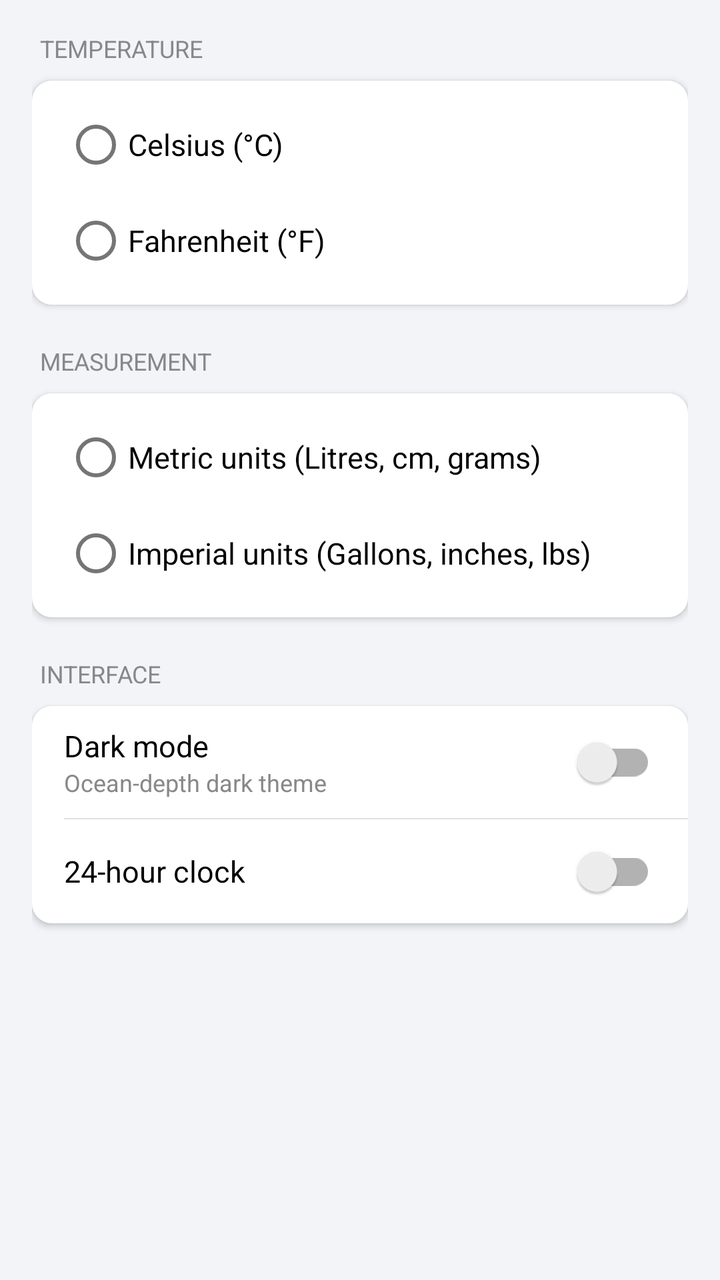
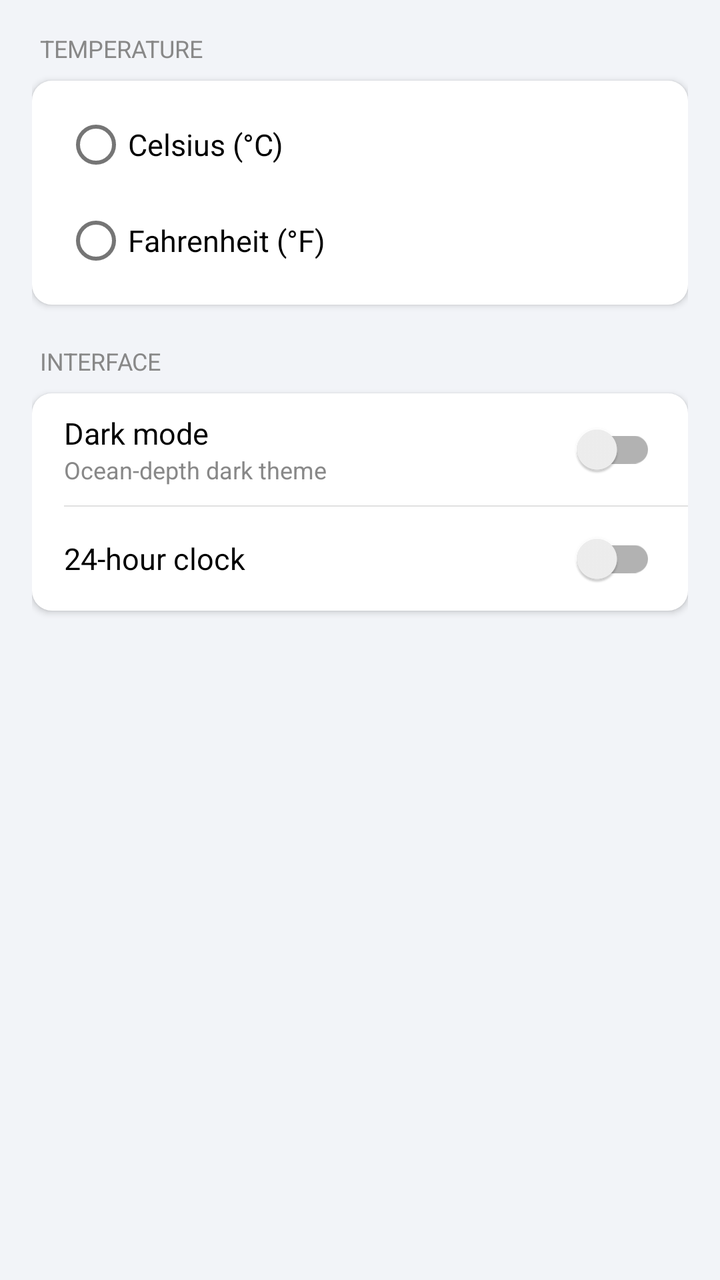

Screens rendered from an Android XML layout before and after an edit, with the pre-edit source and the edit as a unified diff.
<!-- AndroidManifest.xml: application theme Theme.AquaSense -->
<!-- res/layout/fragment_display_units.xml -->
<?xml version="1.0" encoding="utf-8"?>
<ScrollView xmlns:android="http://schemas.android.com/apk/res/android"
    android:layout_width="match_parent"
    android:layout_height="match_parent"
    android:background="@color/background">

    <LinearLayout
        android:layout_width="match_parent"
        android:layout_height="wrap_content"
        android:orientation="vertical"
        android:padding="16dp">

        
        <TextView
            android:layout_width="wrap_content"
            android:layout_height="wrap_content"
            android:layout_marginBottom="8dp"
            android:layout_marginStart="4dp"
            android:text="@string/section_temperature"
            android:textAllCaps="true"
            android:textColor="@color/text_secondary"
            android:textSize="12sp" />

        <LinearLayout
            android:layout_width="match_parent"
            android:layout_height="wrap_content"
            android:layout_marginBottom="20dp"
            android:background="@drawable/bg_settings_card"
            android:elevation="2dp"
            android:orientation="vertical"
            android:paddingStart="16dp"
            android:paddingEnd="16dp"
            android:paddingTop="8dp"
            android:paddingBottom="8dp">

            <RadioGroup
                android:id="@+id/rgTempUnit"
                android:layout_width="match_parent"
                android:layout_height="wrap_content"
                android:orientation="vertical">

                <RadioButton
                    android:id="@+id/rbCelsius"
                    android:layout_width="match_parent"
                    android:layout_height="48dp"
                    android:gravity="center_vertical"
                    android:text="@string/celsius"
                    android:textColor="@color/text_primary"
                    android:textSize="15sp" />

                <RadioButton
                    android:id="@+id/rbFahrenheit"
                    android:layout_width="match_parent"
                    android:layout_height="48dp"
                    android:gravity="center_vertical"
                    android:text="@string/fahrenheit"
                    android:textColor="@color/text_primary"
                    android:textSize="15sp" />

            </RadioGroup>

        </LinearLayout>

        
        <TextView
            android:layout_width="wrap_content"
            android:layout_height="wrap_content"
            android:layout_marginBottom="8dp"
            android:layout_marginStart="4dp"
            android:text="@string/section_measurement"
            android:textAllCaps="true"
            android:textColor="@color/text_secondary"
            android:textSize="12sp" />

        <LinearLayout
            android:layout_width="match_parent"
            android:layout_height="wrap_content"
            android:layout_marginBottom="20dp"
            android:background="@drawable/bg_settings_card"
            android:elevation="2dp"
            android:orientation="vertical"
            android:paddingStart="16dp"
            android:paddingEnd="16dp"
            android:paddingTop="8dp"
            android:paddingBottom="8dp">

            <RadioGroup
                android:id="@+id/rgMeasurement"
                android:layout_width="match_parent"
                android:layout_height="wrap_content"
                android:orientation="vertical">

                <RadioButton
                    android:id="@+id/rbMetric"
                    android:layout_width="match_parent"
                    android:layout_height="wrap_content"
                    android:gravity="center_vertical"
                    android:minHeight="48dp"
                    android:text="@string/metric_units"
                    android:textColor="@color/text_primary"
                    android:textSize="15sp" />

                <RadioButton
                    android:id="@+id/rbImperial"
                    android:layout_width="match_parent"
                    android:layout_height="wrap_content"
                    android:gravity="center_vertical"
                    android:minHeight="48dp"
                    android:text="@string/imperial_units"
                    android:textColor="@color/text_primary"
                    android:textSize="15sp" />

            </RadioGroup>

        </LinearLayout>

        
        <TextView
            android:layout_width="wrap_content"
            android:layout_height="wrap_content"
            android:layout_marginBottom="8dp"
            android:layout_marginStart="4dp"
            android:text="@string/section_interface"
            android:textAllCaps="true"
            android:textColor="@color/text_secondary"
            android:textSize="12sp" />

        <LinearLayout
            android:layout_width="match_parent"
            android:layout_height="wrap_content"
            android:layout_marginBottom="20dp"
            android:background="@drawable/bg_settings_card"
            android:elevation="2dp"
            android:orientation="vertical">

            
            <LinearLayout
                android:layout_width="match_parent"
                android:layout_height="56dp"
                android:gravity="center_vertical"
                android:orientation="horizontal"
                android:paddingStart="16dp"
                android:paddingEnd="16dp">

                <LinearLayout
                    android:layout_width="0dp"
                    android:layout_height="wrap_content"
                    android:layout_weight="1"
                    android:orientation="vertical">

                    <TextView
                        android:layout_width="wrap_content"
                        android:layout_height="wrap_content"
                        android:text="@string/dark_mode"
                        android:textColor="@color/text_primary"
                        android:textSize="15sp" />

                    <TextView
                        android:layout_width="wrap_content"
                        android:layout_height="wrap_content"
                        android:text="@string/dark_mode_desc"
                        android:textColor="@color/text_secondary"
                        android:textSize="12sp" />

                </LinearLayout>

                <androidx.appcompat.widget.SwitchCompat
                    android:id="@+id/switchDarkMode"
                    android:layout_width="wrap_content"
                    android:layout_height="wrap_content" />

            </LinearLayout>

            <View
                android:layout_width="match_parent"
                android:layout_height="0.5dp"
                android:layout_marginStart="16dp"
                android:background="@color/divider" />

            
            <LinearLayout
                android:layout_width="match_parent"
                android:layout_height="52dp"
                android:gravity="center_vertical"
                android:orientation="horizontal"
                android:paddingStart="16dp"
                android:paddingEnd="16dp">

                <TextView
                    android:layout_width="0dp"
                    android:layout_height="wrap_content"
                    android:layout_weight="1"
                    android:text="@string/twenty_four_hour_clock"
                    android:textColor="@color/text_primary"
                    android:textSize="15sp" />

                <androidx.appcompat.widget.SwitchCompat
                    android:id="@+id/switch24HourClock"
                    android:layout_width="wrap_content"
                    android:layout_height="wrap_content" />

            </LinearLayout>

        </LinearLayout>

    </LinearLayout>

</ScrollView>
<!-- resources referenced by this layout -->
<resources>
  <color name="background">#FFF2F4F8</color>
  <color name="divider">#FFE0E0E0</color>
  <color name="text_primary">#FF000000</color>
  <color name="text_secondary">#FF888888</color>
  <!-- drawable bg_settings_card (drawable) -->
  <?xml version="1.0" encoding="utf-8"?>
  <shape xmlns:android="http://schemas.android.com/apk/res/android"
      android:shape="rectangle">
      <solid android:color="@color/card_background" />
      <corners android:radius="10dp" />
  </shape>
  <string name="celsius">Celsius (°C)</string>
  <string name="dark_mode">Dark mode</string>
  <string name="dark_mode_desc">Ocean-depth dark theme</string>
  <string name="fahrenheit">Fahrenheit (°F)</string>
  <string name="imperial_units">Imperial units  (Gallons, inches, lbs)</string>
  <string name="metric_units">Metric units  (Litres, cm, grams)</string>
  <string name="section_interface">INTERFACE</string>
  <string name="section_measurement">MEASUREMENT</string>
  <string name="section_temperature">TEMPERATURE</string>
  <string name="twenty_four_hour_clock">24-hour clock</string>
  <style name="Theme.AquaSense" parent="Theme.MaterialComponents.DayNight.NoActionBar" />
  <color name="card_background">#FFFFFFFF</color>
</resources>

<!-- the commit's change to res/layout/fragment_display_units.xml (unified diff, before → after) -->
@@ -54,59 +54,6 @@
                     android:layout_height="48dp"
                     android:gravity="center_vertical"
                     android:text="@string/fahrenheit"
-                    android:textColor="@color/text_primary"
-                    android:textSize="15sp" />
-
-            </RadioGroup>
-
-        </LinearLayout>
-
-        
-        <TextView
-            android:layout_width="wrap_content"
-            android:layout_height="wrap_content"
-            android:layout_marginBottom="8dp"
-            android:layout_marginStart="4dp"
-            android:text="@string/section_measurement"
-            android:textAllCaps="true"
-            android:textColor="@color/text_secondary"
-            android:textSize="12sp" />
-
-        <LinearLayout
-            android:layout_width="match_parent"
-            android:layout_height="wrap_content"
-            android:layout_marginBottom="20dp"
-            android:background="@drawable/bg_settings_card"
-            android:elevation="2dp"
-            android:orientation="vertical"
-            android:paddingStart="16dp"
-            android:paddingEnd="16dp"
-            android:paddingTop="8dp"
-            android:paddingBottom="8dp">
-
-            <RadioGroup
-                android:id="@+id/rgMeasurement"
-                android:layout_width="match_parent"
-                android:layout_height="wrap_content"
-                android:orientation="vertical">
-
-                <RadioButton
-                    android:id="@+id/rbMetric"
-                    android:layout_width="match_parent"
-                    android:layout_height="wrap_content"
-                    android:gravity="center_vertical"
-                    android:minHeight="48dp"
-                    android:text="@string/metric_units"
-                    android:textColor="@color/text_primary"
-                    android:textSize="15sp" />
-
-                <RadioButton
-                    android:id="@+id/rbImperial"
-                    android:layout_width="match_parent"
-                    android:layout_height="wrap_content"
-                    android:gravity="center_vertical"
-                    android:minHeight="48dp"
-                    android:text="@string/imperial_units"
                     android:textColor="@color/text_primary"
                     android:textSize="15sp" />
 
<!-- resource entries referenced after the edit -->
@@ -15,10 +15,7 @@
   <string name="dark_mode">Dark mode</string>
   <string name="dark_mode_desc">Ocean-depth dark theme</string>
   <string name="fahrenheit">Fahrenheit (°F)</string>
-  <string name="imperial_units">Imperial units  (Gallons, inches, lbs)</string>
-  <string name="metric_units">Metric units  (Litres, cm, grams)</string>
   <string name="section_interface">INTERFACE</string>
-  <string name="section_measurement">MEASUREMENT</string>
   <string name="section_temperature">TEMPERATURE</string>
   <string name="twenty_four_hour_clock">24-hour clock</string>
   <style name="Theme.AquaSense" parent="Theme.MaterialComponents.DayNight.NoActionBar" />
